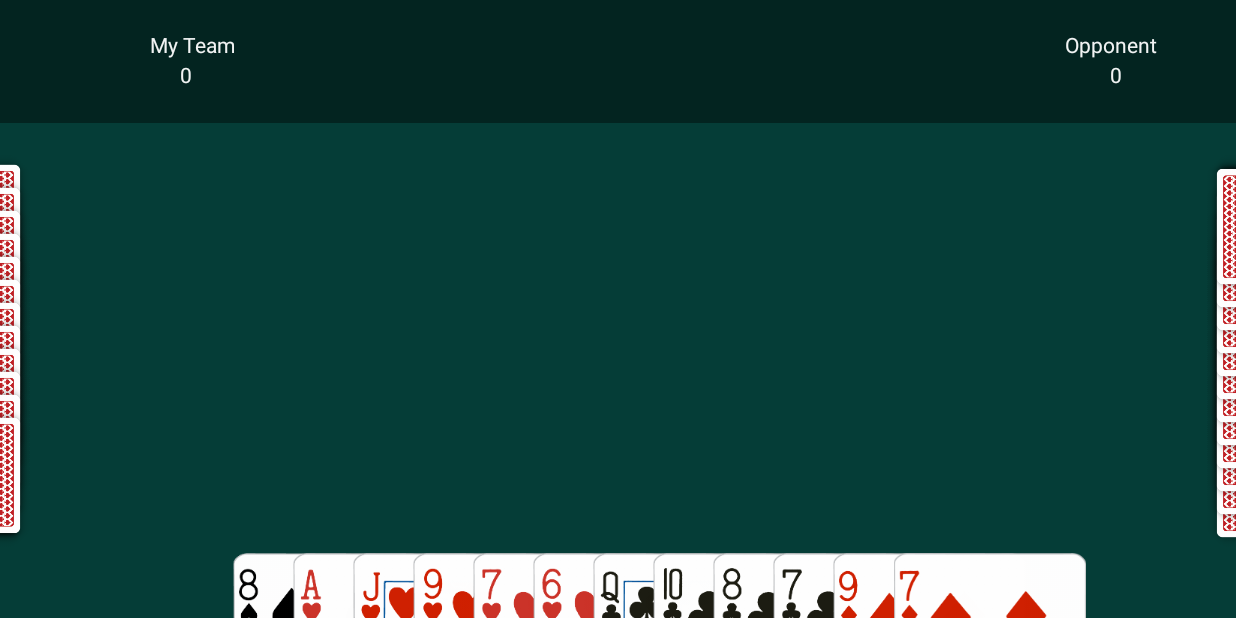
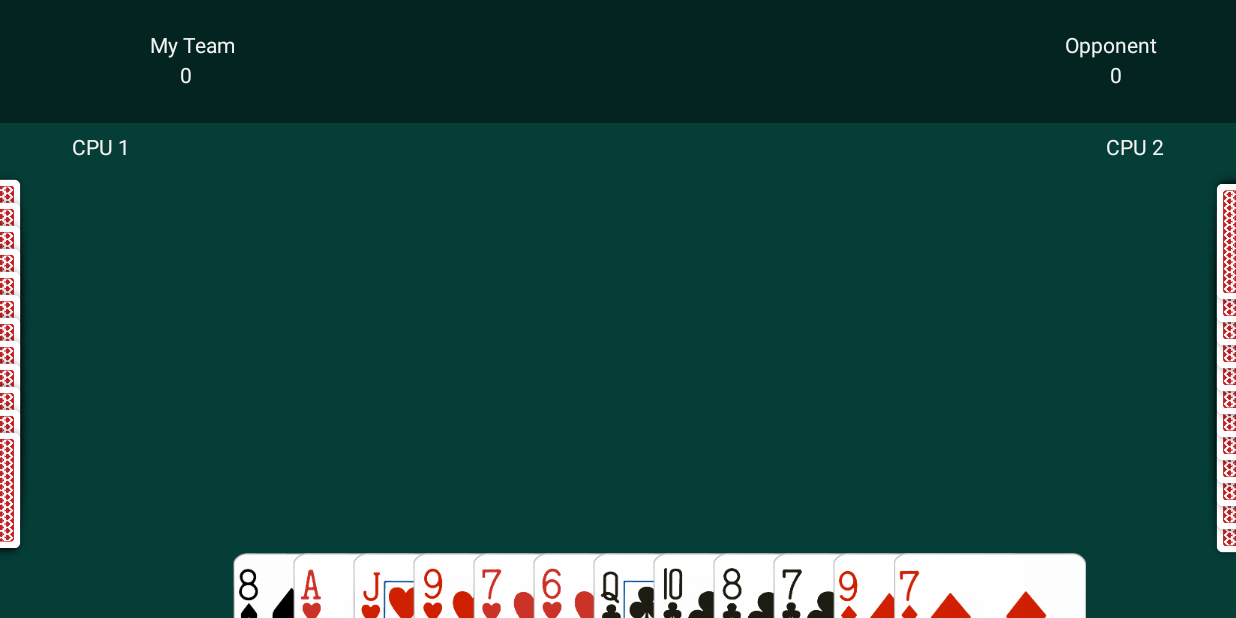
Before and after one commit to thisaldesilva/Hath_Wasi, an Android app: the game_page screen opened directly, with no data from a screen before it, on a phone screen of 824 x 412 dp (held sideways). Run offline under Robolectric (Android 15) with nearby library versions, the phone set to English and light mode, and no system bars.

Commit message:
Player tags added

```diff
--- a/app/src/main/res/layout/game_page.xml
+++ b/app/src/main/res/layout/game_page.xml
@@ -70,6 +70,7 @@
             android:layout_marginTop="40dp"
             android:text="0"
             android:textColor="#F1F3F3" />
+
     </FrameLayout>
 
     <ImageView
@@ -201,6 +202,7 @@
         android:layout_width="100dp"
         android:layout_height="135dp"
         android:layout_marginStart="750dp"
+        android:layout_marginTop="10dp"
         android:rotation="-90"
         app:layout_constraintStart_toStartOf="parent"
         app:layout_constraintTop_toBottomOf="@+id/frameLayout"
@@ -362,6 +364,7 @@
         android:id="@+id/comPlayer1Card1"
         android:layout_width="100dp"
         android:layout_height="135dp"
+        android:layout_marginTop="10dp"
         android:layout_marginEnd="750dp"
         android:adjustViewBounds="false"
         android:rotation="90"
@@ -580,4 +583,26 @@
         app:lottie_loop="true"
         app:lottie_rawRes="@raw/draw" />
 
+    <TextView
+        android:id="@+id/textViewComPlayer1"
+        android:layout_width="wrap_content"
+        android:layout_height="wrap_content"
+        android:layout_marginStart="48dp"
+        android:layout_marginTop="88dp"
+        android:text="CPU 1"
+        android:textColor="#F5F2F2"
+        app:layout_constraintStart_toStartOf="parent"
+        app:layout_constraintTop_toTopOf="parent" />
+
+    <TextView
+        android:id="@+id/textViewComPlayer2"
+        android:layout_width="wrap_content"
+        android:layout_height="0dp"
+        android:layout_marginTop="88dp"
+        android:layout_marginEnd="48dp"
+        android:text="CPU 2"
+        android:textColor="#F5F2F2"
+        app:layout_constraintEnd_toEndOf="parent"
+        app:layout_constraintTop_toTopOf="parent" />
+
 </androidx.constraintlayout.widget.ConstraintLayout>
```
